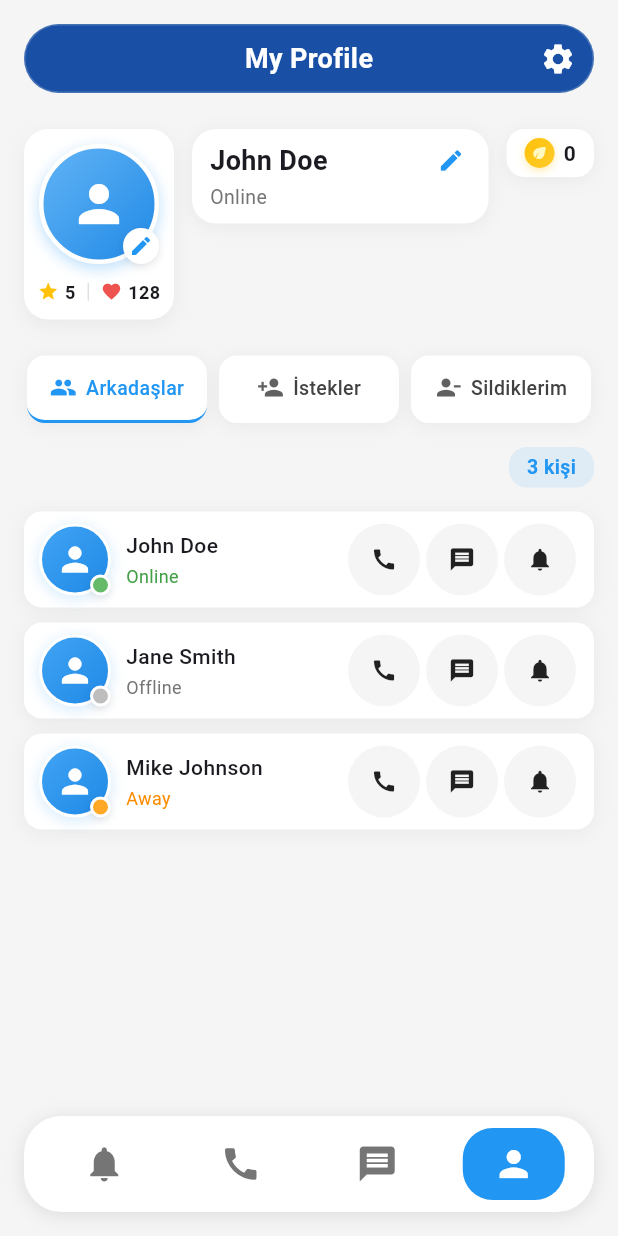
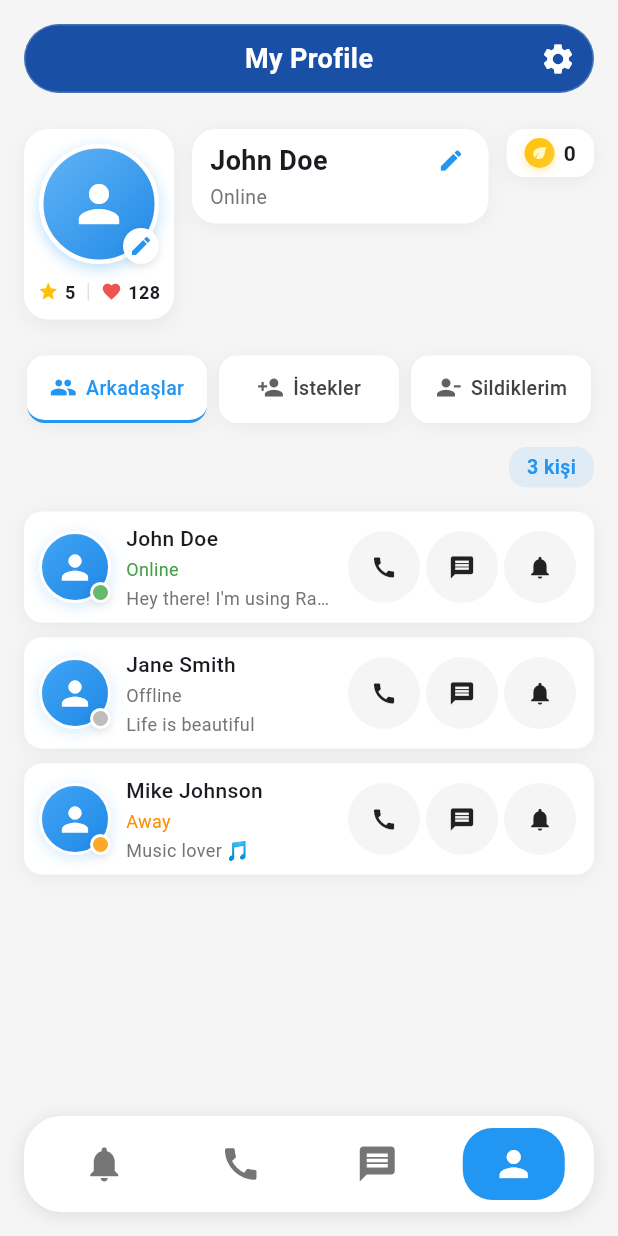
Before and after one commit to dogukantokgoz/random_match_mobile_app, a Flutter app: the screen it shows after launch, item 4 of the bottom bar chosen, on a phone screen of 412 x 824 dp. Run offline on Flutter 3.47's test engine with Material 3 defaults, Android fonts, the phone set to English and light mode, and no system bars.

Commit message:
profile page edited

```diff
--- a/lib/screens/profile_screen.dart
+++ b/lib/screens/profile_screen.dart
@@ -206,6 +206,10 @@ class _ProfileScreenState extends State<ProfileScreen> {
   }
 
   Widget _buildFriendItem(String name, String status, int level, int likes) {
+    final currentItems = (categoryData[_selectedCategory]!['items'] as List<dynamic>).cast<Map<String, dynamic>>();
+    final userItem = currentItems.firstWhere((item) => item['name'] == name);
+    final String bio = userItem['bio'];
+
     return Container(
       margin: const EdgeInsets.only(bottom: 10),
       decoration: BoxDecoration(
@@ -420,6 +424,16 @@ class _ProfileScreenState extends State<ProfileScreen> {
                                   ? Colors.orange[600]
                                   : Colors.grey[600],
                         ),
+                      ),
+                      const SizedBox(height: 2),
+                      Text(
+                        bio,
+                        style: TextStyle(
+                          fontSize: 12,
+                          color: Colors.grey[600],
+                        ),
+                        maxLines: 1,
+                        overflow: TextOverflow.ellipsis,
                       ),
                     ],
                   ),
```
